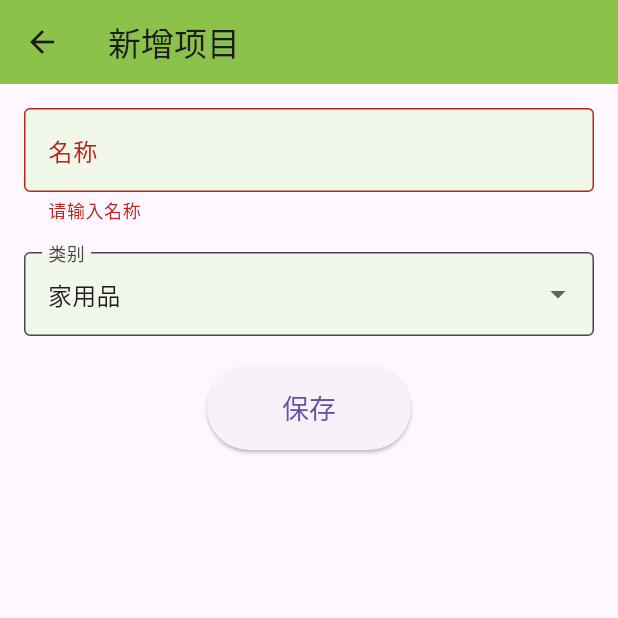
After one commit to Yvees/memo, a Flutter app: the AddPage screen opened by its route, after a tap on "保存", on a phone screen of 412 x 824 dp, the top half of it. The commit adds this screen. Run offline on Flutter 3.47's test engine with Material 3 defaults, Android fonts, the phone set to English and light mode, and no system bars; our stand-ins replace sqflite_common_ffi; accounts and stored records are empty.

Commit message:
add AddPage

```diff
--- a/src/lib/main.dart
+++ b/src/lib/main.dart
@@ -2,6 +2,7 @@ import 'package:flutter/material.dart';
 import 'package:provider/provider.dart';
 import 'package:sqflite_common_ffi/sqflite_ffi.dart';
 import 'dart:io' show Platform;
+import 'pages/add.dart';
 import 'pages/home.dart';
 import 'pages/remove.dart';
 import 'pages/reset.dart';
@@ -50,7 +51,7 @@ class MainApp extends StatelessWidget {
       },
       home: const HomePage(),
       routes: {
-        //'/add': (context) => const AddPage(),
+        '/add': (context) => const AddPage(),
         '/remove': (context) => const RemovePage(),
         '/reset': (context) => const ResetPage(),
       },
--- /dev/null
+++ b/src/lib/pages/add.dart
@@ -0,0 +1,117 @@
+import 'package:flutter/material.dart';
+import '../models/item_entry.dart';
+import '../services/database_helper.dart';
+
+class AddPage extends StatefulWidget {
+  const AddPage({super.key});
+
+  @override
+  AddPageState createState() => AddPageState();
+}
+
+class AddPageState extends State<AddPage> {
+  final _formKey = GlobalKey<FormState>();
+  String _name = '';
+  ItemType _selectedType = ItemType.home;
+
+  @override
+  Widget build(BuildContext context) {
+    return Scaffold(
+      appBar: AppBar(
+        title: const Text('新增项目'),
+        backgroundColor: Colors.lightGreen,
+      ),
+      body: Container(
+        padding: const EdgeInsets.all(16.0),
+        child: Form(
+          key: _formKey,
+          child: Column(
+            crossAxisAlignment: CrossAxisAlignment.start,
+            children: [
+              TextFormField(
+                decoration: InputDecoration(
+                  labelText: '名称',
+                  border: const OutlineInputBorder(),
+                  filled: true,
+                  fillColor: Colors.lightGreen[50],
+                ),
+                validator: (value) {
+                  if (value == null || value.isEmpty) {
+                    return '请输入名称';
+                  }
+                  return null;
+                },
+                onSaved: (value) {
+                  _name = value!;
+                },
+              ),
+              const SizedBox(height: 20),
+              DropdownButtonFormField<ItemType>(
+                decoration: InputDecoration(
+                  labelText: '类别',
+                  border: const OutlineInputBorder(),
+                  filled: true,
+                  fillColor: Colors.lightGreen[50],
+                ),
+                value: _selectedType,
+                items: ItemType.values.map((ItemType type) {
+                  return DropdownMenuItem<ItemType>(
+                    value: type,
+                    child: Text(_getItemTypeName(type)),
+                  );
+                }).toList(),
+                onChanged: (ItemType? newValue) {
+                  setState(() {
+                    _selectedType = newValue!;
+                  });
+                },
+              ),
+              const SizedBox(height: 20),
+              Center(
+                child: ElevatedButton(
+                  style: ElevatedButton.styleFrom(
+                    padding: const EdgeInsets.symmetric(
+                        horizontal: 50, vertical: 15),
+                  ),
+                  onPressed: _submitForm,
+                  child: const Text('保存', style: TextStyle(fontSize: 18)),
+                ),
+              ),
+            ],
+          ),
+        ),
+      ),
+    );
+  }
+
+  Future<void> _submitForm() async {
+    if (_formKey.currentState!.validate()) {
+      _formKey.currentState!.save();
+      // 创建新的ItemEntry对象
+      ItemEntry newItem = ItemEntry(
+        type: _selectedType,
+        name: _name,
+      );
+      // 将newItem保存到数据库
+      await DatabaseHelper().insertItem(newItem);
+      if (mounted) {
+        Navigator.pop(context, newItem);
+      }
+    }
+  }
+
+  String _getItemTypeName(ItemType type) {
+    switch (type) {
+      case ItemType.home:
+        return '家用品';
+      case ItemType.food:
+        return '食物';
+      case ItemType.fruit:
+        return '蔬果';
+      case ItemType.meat:
+        return '肉类';
+      case ItemType.drink:
+        return '饮料';
+    }
+  }
+}
```
